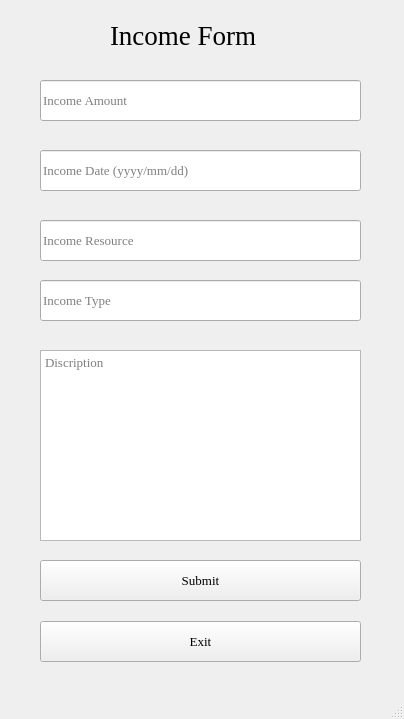
First picture: the form in Income_page/mainwindow.ui, repository PMahdiDehghaniP/MA_AP_Project, before the edit.
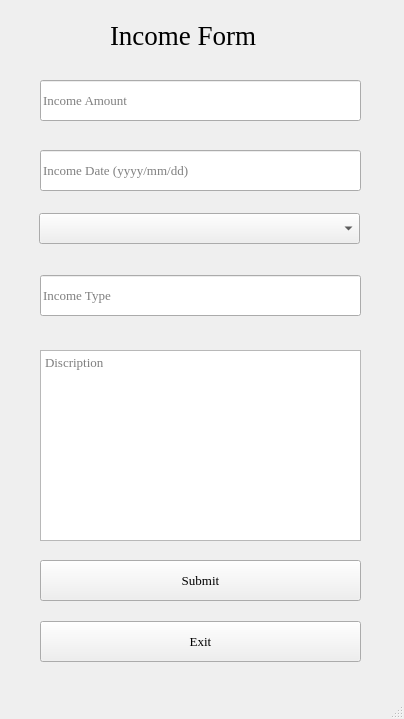
Second picture: the form after the edit.

Commit message: combo Box Added To cost and Income

Diff of the .ui file:
```diff
--- a/Income_page/mainwindow.ui
+++ b/Income_page/mainwindow.ui
@@ -52,25 +52,6 @@
      <string>Income Amount</string>
     </property>
    </widget>
-   <widget class="QLineEdit" name="income_resource_linedit">
-    <property name="geometry">
-     <rect>
-      <x>40</x>
-      <y>220</y>
-      <width>321</width>
-      <height>41</height>
-     </rect>
-    </property>
-    <property name="font">
-     <font>
-      <family>Times New Roman</family>
-      <pointsize>10</pointsize>
-     </font>
-    </property>
-    <property name="placeholderText">
-     <string>Income Resource</string>
-    </property>
-   </widget>
    <widget class="QLineEdit" name="income_date_linedit">
     <property name="geometry">
      <rect>
@@ -94,7 +75,7 @@
     <property name="geometry">
      <rect>
       <x>40</x>
-      <y>280</y>
+      <y>275</y>
       <width>321</width>
       <height>41</height>
      </rect>
@@ -166,6 +147,25 @@
      <string>Exit</string>
     </property>
    </widget>
+   <widget class="QComboBox" name="income_resource">
+    <property name="geometry">
+     <rect>
+      <x>39</x>
+      <y>213</y>
+      <width>321</width>
+      <height>31</height>
+     </rect>
+    </property>
+    <property name="font">
+     <font>
+      <family>Times New Roman</family>
+      <pointsize>10</pointsize>
+     </font>
+    </property>
+    <property name="placeholderText">
+     <string>income Resource</string>
+    </property>
+   </widget>
   </widget>
   <widget class="QMenuBar" name="menubar">
    <property name="geometry">
```
The commit also changes 9 other files.
